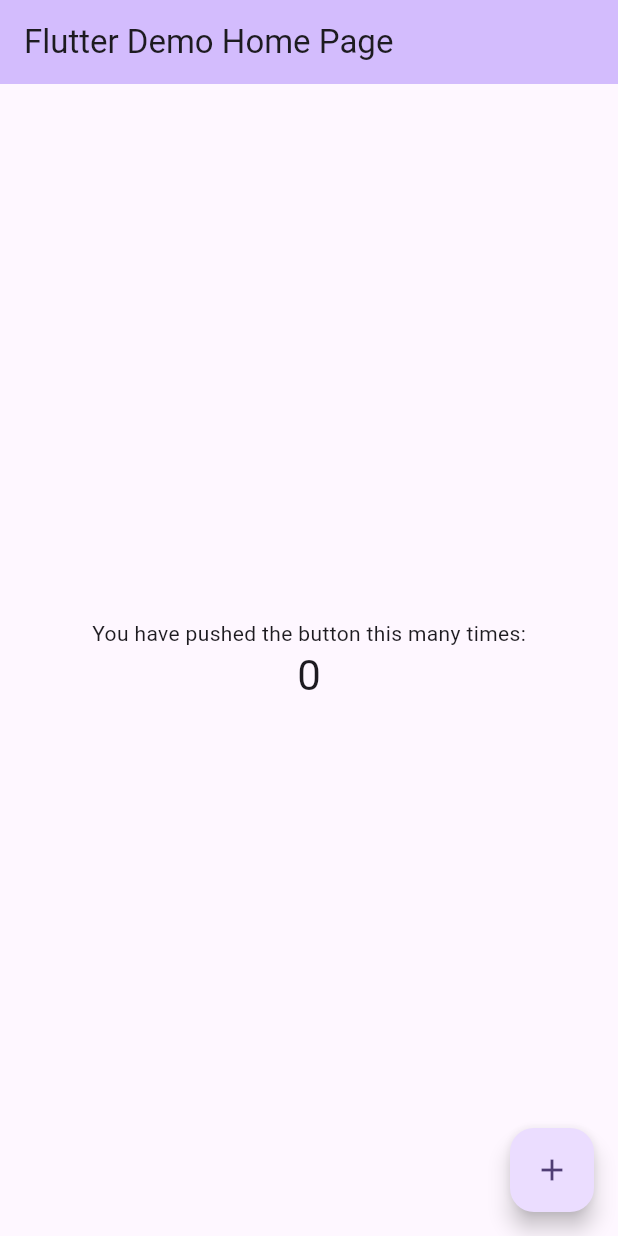
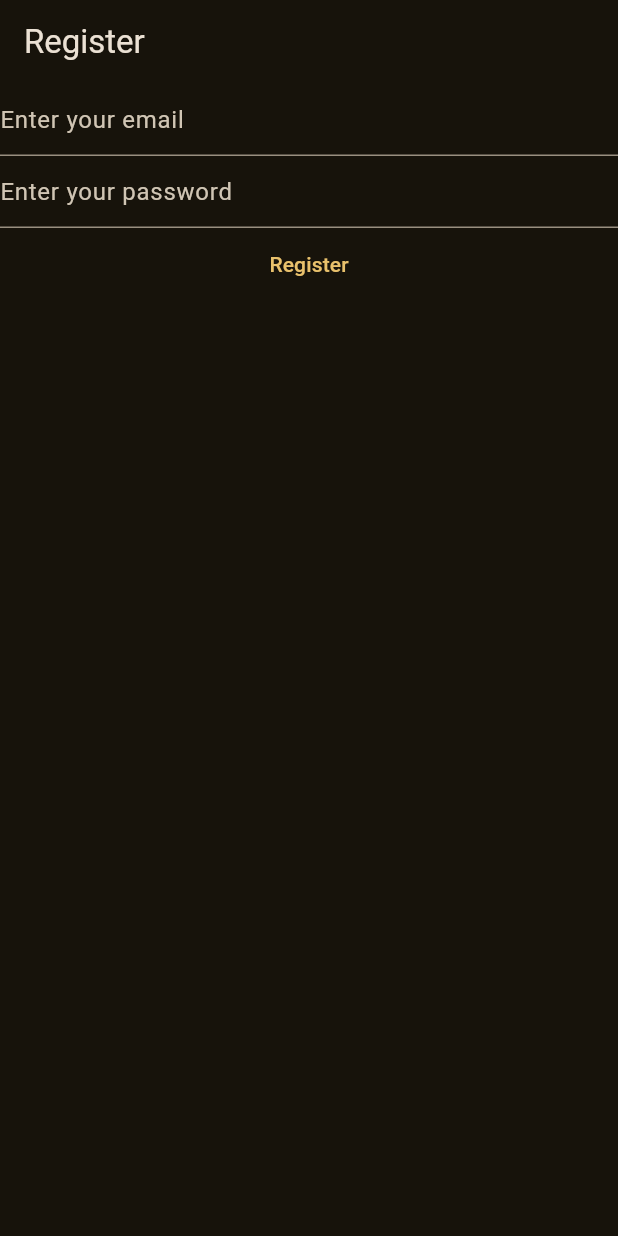
Before and after one commit to aciDrums7/fcc-flutter-complete-course, a Flutter app: the screen it shows after launch, on a phone screen of 412 x 824 dp. Run offline on Flutter 3.47's test engine with Material 3 defaults, Android fonts, the phone set to English and light mode, and no system bars; our stand-ins replace firebase_auth, firebase_core; accounts and stored records are empty.

Commit message:
feat(chapter12): :sparkles: Chapter 12 - Basic Registration Screen

```diff
--- a/analysis_options.yaml
+++ b/analysis_options.yaml
@@ -21,8 +21,10 @@
   # `// ignore_for_file: name_of_lint` syntax on the line or in the file
   # producing the lint.
   rules:
+    always_put_required_named_parameters_first: true
+    always_put_control_body_on_new_line: true
     # avoid_print: false  # Uncomment to disable the `avoid_print` rule
-    # prefer_single_quotes: true  # Uncomment to enable the `prefer_single_quotes` rule
+    prefer_single_quotes: true  # Uncomment to enable the `prefer_single_quotes` rule
 
 # Additional information about this file can be found at
 # https://dart.dev/guides/language/analysis-options
--- a/lib/main.dart
+++ b/lib/main.dart
@@ -1,125 +1,103 @@
+import 'package:firebase_core/firebase_core.dart';
 import 'package:flutter/material.dart';
+import 'package:firebase_auth/firebase_auth.dart';
+import 'firebase_options.dart';
 
 void main() {
-  runApp(const MyApp());
+  // ? https://docs.flutter.dev/resources/architectural-overview
+  WidgetsFlutterBinding.ensureInitialized();
+  runApp(MaterialApp(
+    title: 'Flutter Demo',
+    theme: ThemeData(
+      primarySwatch: Colors.amber,
+      colorScheme: ColorScheme.fromSeed(
+        seedColor: Colors.amber,
+        brightness: Brightness.dark,
+      ),
+      useMaterial3: true,
+    ),
+    home: const HomePage(),
+  ));
 }
 
-class MyApp extends StatelessWidget {
-  const MyApp({super.key});
+class HomePage extends StatefulWidget {
+  const HomePage({super.key});
 
-  // This widget is the root of your application.
   @override
-  Widget build(BuildContext context) {
-    return MaterialApp(
-      title: 'Flutter Demo',
-      theme: ThemeData(
-        // This is the theme of your application.
-        //
-        // TRY THIS: Try running your application with "flutter run". You'll see
-        // the application has a purple toolbar. Then, without quitting the app,
-        // try changing the seedColor in the colorScheme below to Colors.green
-        // and then invoke "hot reload" (save your changes or press the "hot
-        // reload" button in a Flutter-supported IDE, or press "r" if you used
-        // the command line to start the app).
-        //
-        // Notice that the counter didn't reset back to zero; the application
-        // state is not lost during the reload. To reset the state, use hot
-        // restart instead.
-        //
-        // This works for code too, not just values: Most code changes can be
-        // tested with just a hot reload.
-        colorScheme: ColorScheme.fromSeed(seedColor: Colors.deepPurple),
-        useMaterial3: true,
-      ),
-      home: const MyHomePage(title: 'Flutter Demo Home Page'),
-    );
-  }
+  State<HomePage> createState() => _HomePageState();
 }
 
-class MyHomePage extends StatefulWidget {
-  const MyHomePage({super.key, required this.title});
-
-  // This widget is the home page of your application. It is stateful, meaning
-  // that it has a State object (defined below) that contains fields that affect
-  // how it looks.
-
-  // This class is the configuration for the state. It holds the values (in this
-  // case the title) provided by the parent (in this case the App widget) and
-  // used by the build method of the State. Fields in a Widget subclass are
-  // always marked "final".
-
-  final String title;
+class _HomePageState extends State<HomePage> {
+  //? late means 'I promise I will provide the value for this var'
+  late final TextEditingController _email;
+  late final TextEditingController _password;
 
   @override
-  State<MyHomePage> createState() => _MyHomePageState();
-}
+  void initState() {
+    _email = TextEditingController();
+    _password = TextEditingController();
+    super.initState();
+  }
 
-class _MyHomePageState extends State<MyHomePage> {
-  int _counter = 0;
-
-  void _incrementCounter() {
-    setState(() {
-      // This call to setState tells the Flutter framework that something has
-      // changed in this State, which causes it to rerun the build method below
-      // so that the display can reflect the updated values. If we changed
-      // _counter without calling setState(), then the build method would not be
-      // called again, and so nothing would appear to happen.
-      _counter++;
-    });
+  @override
+  void dispose() {
+    _email.dispose();
+    _password.dispose();
+    super.dispose();
   }
 
   @override
   Widget build(BuildContext context) {
-    // This method is rerun every time setState is called, for instance as done
-    // by the _incrementCounter method above.
-    //
-    // The Flutter framework has been optimized to make rerunning build methods
-    // fast, so that you can just rebuild anything that needs updating rather
-    // than having to individually change instances of widgets.
     return Scaffold(
-      appBar: AppBar(
-        // TRY THIS: Try changing the color here to a specific color (to
-        // Colors.amber, perhaps?) and trigger a hot reload to see the AppBar
-        // change color while the other colors stay the same.
-        backgroundColor: Theme.of(context).colorScheme.inversePrimary,
-        // Here we take the value from the MyHomePage object that was created by
-        // the App.build method, and use it to set our appbar title.
-        title: Text(widget.title),
-      ),
-      body: Center(
-        // Center is a layout widget. It takes a single child and positions it
-        // in the middle of the parent.
-        child: Column(
-          // Column is also a layout widget. It takes a list of children and
-          // arranges them vertically. By default, it sizes itself to fit its
-          // children horizontally, and tries to be as tall as its parent.
-          //
-          // Column has various properties to control how it sizes itself and
-          // how it positions its children. Here we use mainAxisAlignment to
-          // center the children vertically; the main axis here is the vertical
-          // axis because Columns are vertical (the cross axis would be
-          // horizontal).
-          //
-          // TRY THIS: Invoke "debug painting" (choose the "Toggle Debug Paint"
-          // action in the IDE, or press "p" in the console), to see the
-          // wireframe for each widget.
-          mainAxisAlignment: MainAxisAlignment.center,
-          children: <Widget>[
-            const Text(
-              'You have pushed the button this many times:',
-            ),
-            Text(
-              '$_counter',
-              style: Theme.of(context).textTheme.headlineMedium,
-            ),
-          ],
-        ),
-      ),
-      floatingActionButton: FloatingActionButton(
-        onPressed: _incrementCounter,
-        tooltip: 'Increment',
-        child: const Icon(Icons.add),
-      ), // This trailing comma makes auto-formatting nicer for build methods.
+      appBar: AppBar(title: const Text('Register')),
+      body: FutureBuilder(
+          // ? https://docs.flutter.dev/resources/architectural-overview
+          future: Future.delayed(const Duration(seconds: 3)).then((_) =>
+              Firebase.initializeApp(
+            options: DefaultFirebaseOptions.currentPlatform,
+          )),
+          builder: (context, snapshot) {
+            switch (snapshot.connectionState) {
+              case ConnectionState.done:
+                return Column(
+                  children: [
+                    TextField(
+                      controller: _email,
+                      enableSuggestions: false,
+                      autocorrect: false,
+                      keyboardType: TextInputType.emailAddress,
+                      decoration:
+                          const InputDecoration(hintText: 'Enter your email'),
+                    ),
+                    TextField(
+                      controller: _password,
+                      obscureText: true,
+                      enableSuggestions: false,
+                      autocorrect: false,
+                      decoration: const InputDecoration(
+                          hintText: 'Enter your password'),
+                    ),
+                    TextButton(
+                      onPressed: () async {
+                        final email = _email.text;
+                        final password = _password.text;
+                        try {
+                          final userCredentials = await FirebaseAuth.instance
+                              .createUserWithEmailAndPassword(
+                                  email: email, password: password);
+                          print(userCredentials);
+                        } catch (e) {
+                          print('Error: $e');
+                        }
+                      },
+                      child: const Text('Register'),
+                    ),
+                  ],
+                );
+              default:
+                return const Center(child: CircularProgressIndicator());
+            }
+          }),
     );
   }
 }
```
Also changed, not shown: 3 other files.
